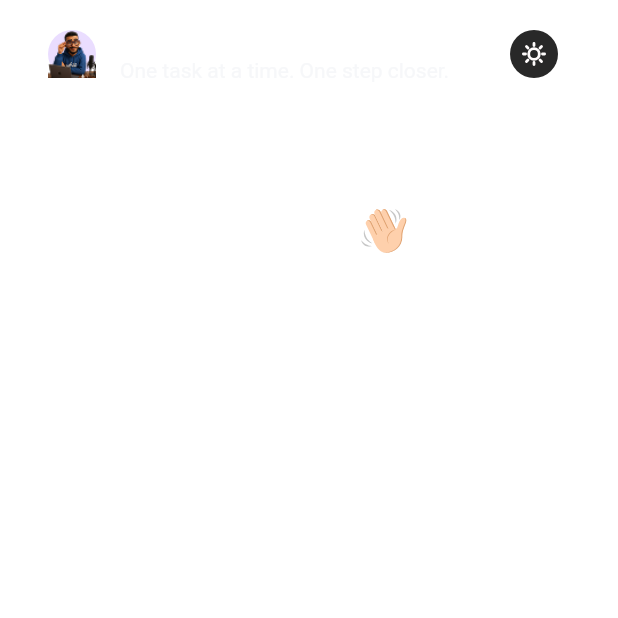
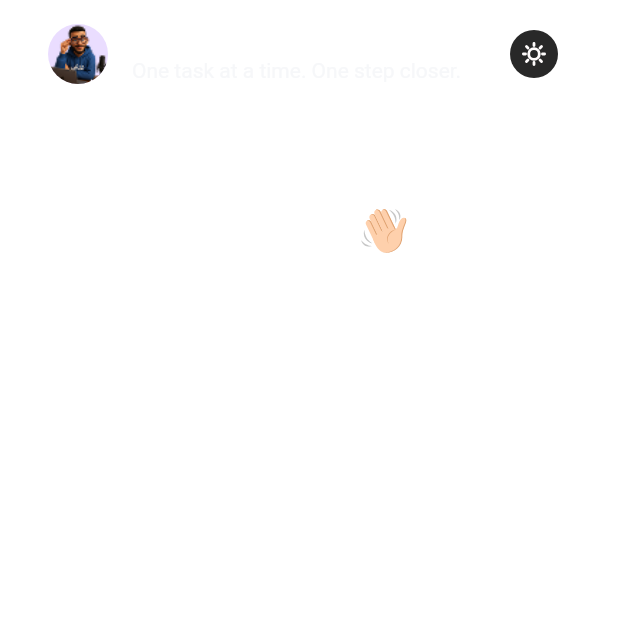
Before and after one commit to MahmoudElhenawy/to_do, a Flutter app: the TaskViewBody screen opened directly, on a phone screen of 412 x 824 dp, the top half of it. Run offline on Flutter 3.47's test engine with Material 3 defaults, Android fonts, the phone set to English and light mode, and no system bars; our stand-ins replace equatable, flutter_bloc, flutter_svg, hive, hive_flutter, image_picker; accounts and stored records are empty.

```diff
--- a/lib/widgets/list_tile_of_detiles.dart
+++ b/lib/widgets/list_tile_of_detiles.dart
@@ -1,22 +1,26 @@
+import 'dart:io';
 import 'package:flutter/material.dart';
 import 'package:flutter_bloc/flutter_bloc.dart';
 import 'package:flutter_svg/svg.dart';
 import 'package:to_do_app/cubit/theme/theme_cubit.dart';
 
 class ListTileOfDetiles extends StatelessWidget {
-  const ListTileOfDetiles({super.key, required this.username});
+  const ListTileOfDetiles({super.key, required this.username, this.imagePath});
 
   final String username;
+  final String? imagePath;
 
   @override
   Widget build(BuildContext context) {
     return ListTile(
       leading: SizedBox(
-        width: 32,
-        height: 32,
+        width: 40,
+        height: 40,
         child: CircleAvatar(
           radius: 100,
-          child: Image.asset('assets/Thumbnail.png'),
+          backgroundImage: imagePath != null
+              ? FileImage(File(imagePath!))
+              : const AssetImage('assets/Thumbnail.png') as ImageProvider,
         ),
       ),
       title: Text(
--- a/lib/widgets/task_view_body.dart
+++ b/lib/widgets/task_view_body.dart
@@ -34,9 +34,14 @@ class TaskViewBody extends StatelessWidget {
               BlocBuilder<UserCubit, UserModel?>(
                 builder: (context, user) {
                   final username = user?.username ?? 'Guest';
-                  return ListTileOfDetiles(username: username);
+                  final imagePath = user?.imagePath;
+                  return ListTileOfDetiles(
+                    username: username,
+                    imagePath: imagePath,
+                  );
                 },
               ),
+
               const SizedBox(height: 20),
               ListTile(
                 title: Text(
```
